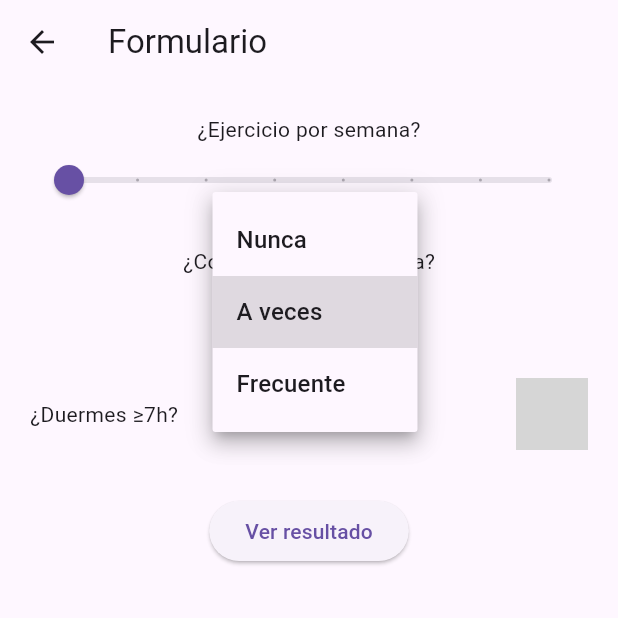
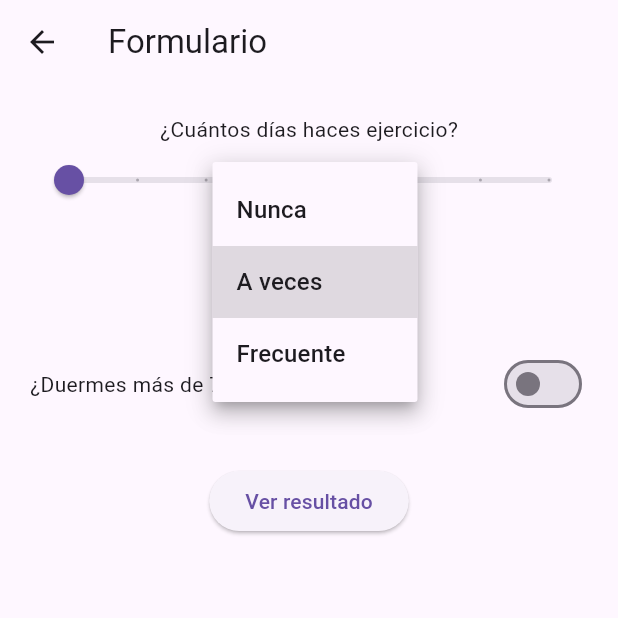
Before and after one commit to ericielbarria/healthyapp, a Flutter app: the FormPage screen opened directly, after a tap on "A veces", on a phone screen of 412 x 824 dp, the top half of it. Run offline on Flutter 3.47's test engine with Material 3 defaults, Android fonts, the light colour scheme and no system bars; grey boxes are pictures that could not be loaded.

Commit message:
Actualice la app HealthyHabits

```diff
--- a/lib/main.dart
+++ b/lib/main.dart
@@ -1,10 +1,12 @@
 import 'package:flutter/material.dart';
 
 void main() {
-  runApp(HealthyApp());
+  runApp(const HealthyApp());
 }
 
 class HealthyApp extends StatelessWidget {
+  const HealthyApp({super.key});
+
   @override
   Widget build(BuildContext context) {
     return MaterialApp(
@@ -14,19 +16,22 @@ class HealthyApp extends StatelessWidget {
   }
 }
 
-// ---------------- HOME ----------------
 class HomePage extends StatelessWidget {
   @override
   Widget build(BuildContext context) {
     return Scaffold(
-      appBar: AppBar(title: Text("HealthyHabits")),
+      appBar: AppBar(
+        title: const Text("HealthyHabits"),
+      ),
       body: Center(
         child: ElevatedButton(
-          child: Text("Evaluar mis hábitos"),
+          child: const Text("Evaluar hábitos"),
           onPressed: () {
             Navigator.push(
               context,
-              MaterialPageRoute(builder: (context) => FormPage()),
+              MaterialPageRoute(
+                builder: (context) => FormPage(),
+              ),
             );
           },
         ),
@@ -35,32 +40,37 @@ class HomePage extends StatelessWidget {
   }
 }
 
-// ---------------- FORM ----------------
 class FormPage extends StatefulWidget {
   @override
-  _FormPageState createState() => _FormPageState();
+  State<FormPage> createState() => _FormPageState();
 }
 
 class _FormPageState extends State<FormPage> {
-  int ejercicio = 0;
+  double ejercicio = 0;
   String chatarra = "A veces";
   bool sueno = false;
 
-  void calcular() {
+  void calcularResultado() {
     int score = 0;
 
     if (ejercicio >= 3) score += 2;
-    else if (ejercicio >= 1) score += 1;
+    if (chatarra == "Nunca") score += 2;
+    if (sueno) score += 2;
 
-    if (chatarra == "Nunca") score += 2;
-    else if (chatarra == "A veces") score += 1;
+    String resultado;
 
-    if (sueno) score += 2;
+    if (score >= 5) {
+      resultado = "Buenos hábitos 🟢";
+    } else if (score >= 3) {
+      resultado = "Hábitos regulares 🟡";
+    } else {
+      resultado = "Necesitas mejorar 🔴";
+    }
 
     Navigator.push(
       context,
       MaterialPageRoute(
-        builder: (context) => ResultPage(score: score),
+        builder: (context) => ResultPage(resultado),
       ),
     );
   }
@@ -68,32 +78,38 @@ class _FormPageState extends State<FormPage> {
   @override
   Widget build(BuildContext context) {
     return Scaffold(
-      appBar: AppBar(title: Text("Formulario")),
+      appBar: AppBar(
+        title: const Text("Formulario"),
+      ),
       body: Padding(
-        padding: EdgeInsets.all(20),
+        padding: const EdgeInsets.all(20),
         child: Column(
           children: [
-            Text("¿Ejercicio por semana?"),
+
+            const Text("¿Cuántos días haces ejercicio?"),
+
             Slider(
-              value: ejercicio.toDouble(),
+              value: ejercicio,
               min: 0,
               max: 7,
               divisions: 7,
-              label: "$ejercicio",
+              label: ejercicio.toString(),
               onChanged: (value) {
                 setState(() {
-                  ejercicio = value.toInt();
+                  ejercicio = value;
                 });
               },
             ),
 
-            SizedBox(height: 20),
+            const SizedBox(height: 20),
 
-            Text("¿Comes comida chatarra?"),
             DropdownButton<String>(
               value: chatarra,
               items: ["Nunca", "A veces", "Frecuente"]
-                  .map((e) => DropdownMenuItem(value: e, child: Text(e)))
+                  .map((e) => DropdownMenuItem(
+                        value: e,
+                        child: Text(e),
+                      ))
                   .toList(),
               onChanged: (value) {
                 setState(() {
@@ -102,29 +118,31 @@ class _FormPageState extends State<FormPage> {
               },
             ),
 
-            SizedBox(height: 20),
+            const SizedBox(height: 20),
 
             Row(
               mainAxisAlignment: MainAxisAlignment.spaceBetween,
               children: [
-                Text("¿Duermes ≥7h?"),
+
+                const Text("¿Duermes más de 7h?"),
+
                 Switch(
                   value: sueno,
-                  onChanged: (value) {
+                  onChanged: (bool value) {
                     setState(() {
                       sueno = value;
                     });
-                  },cd
-                )
+                  },
+                ),
               ],
             ),
 
-            SizedBox(height: 30),
+            const SizedBox(height: 30),
 
             ElevatedButton(
-              onPressed: calcular,
-              child: Text("Ver resultado"),
-            )
+              onPressed: calcularResultado,
+              child: const Text("Ver resultado"),
+            ),
           ],
         ),
       ),
@@ -132,26 +150,22 @@ class _FormPageState extends State<FormPage> {
   }
 }
 
-// ---------------- RESULT ----------------
 class ResultPage extends StatelessWidget {
-  final int score;
 
-  ResultPage({required this.score});
+  final String resultado;
 
-  String getResultado() {
-    if (score >= 5) return "Buenos hábitos 🟢";
-    if (score >= 3) return "Hábitos regulares 🟡";
-    return "Necesitas mejorar 🔴";
-  }
+  const ResultPage(this.resultado, {super.key});
 
   @override
   Widget build(BuildContext context) {
     return Scaffold(
-      appBar: AppBar(title: Text("Resultado")),
+      appBar: AppBar(
+        title: const Text("Resultado"),
+      ),
       body: Center(
         child: Text(
-          getResultado(),
-          style: TextStyle(fontSize: 24),
+          resultado,
+          style: const TextStyle(fontSize: 24),
         ),
       ),
     );
```
